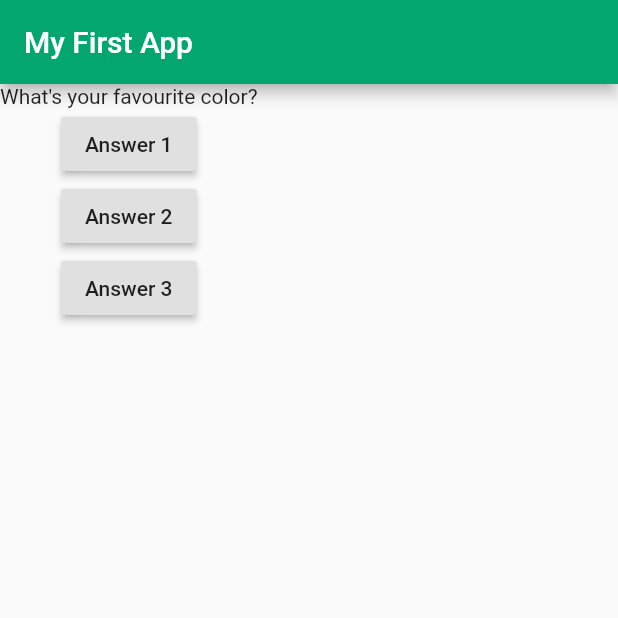
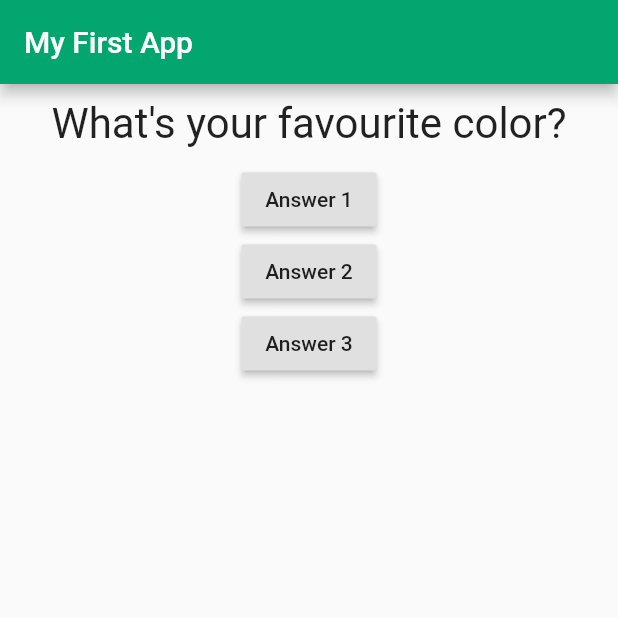
Before and after one commit to jaronschulz/udemy_flutter-and-dart, a Flutter app: the screen it shows after launch, on a phone screen of 412 x 824 dp, the top half of it. Run offline on Flutter 3.47's test engine with Material 2 defaults, Android fonts, the phone set to English and light mode, and no system bars.

Commit message:
styling the question widget

```diff
--- a/lib/main.dart
+++ b/lib/main.dart
@@ -1,17 +1,12 @@
 import 'package:flutter/material.dart';
 
 import './question.dart';
-
-// void main() {
-//   runApp(MyFirstApp());
-// }
 
 void main() => runApp(MyFirstApp());
 
 class MyFirstApp extends StatefulWidget {
   @override
   State<StatefulWidget> createState() {
-    // TODO: implement createState
     return _MyFirstAppState();
   }
 }
--- a/lib/question.dart
+++ b/lib/question.dart
@@ -7,6 +7,14 @@ class Question extends StatelessWidget {
 
   @override
   Widget build(BuildContext context) {
-    return Text(questionText);
+    return Container(
+      width: double.infinity,
+      margin: EdgeInsets.all(10),
+      child: Text(
+        questionText,
+        style: TextStyle(fontSize: 28),
+        textAlign: TextAlign.center,
+      ),
+    );
   }
 }
```
